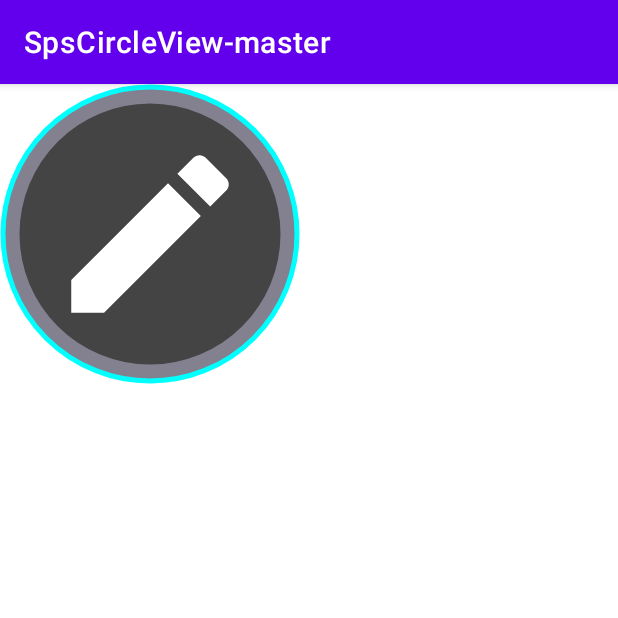
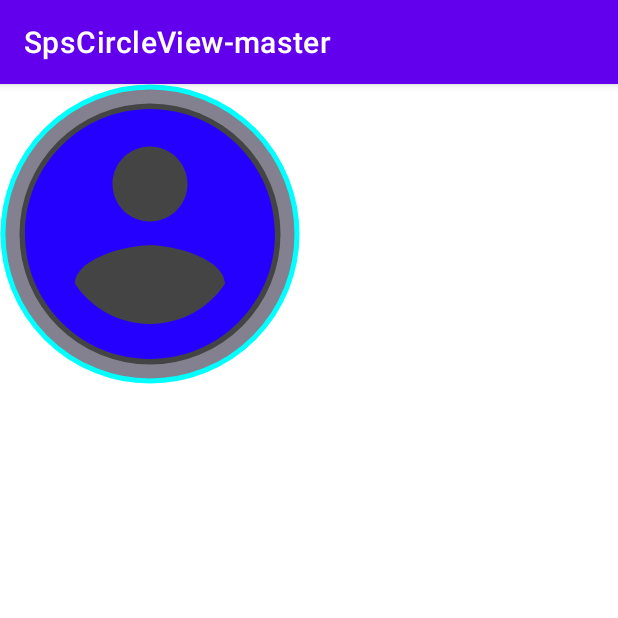
Before and after one commit to SPSpisoft/SpsCircleView-master, an Android app: the screen it shows after launch (MainActivity), on a phone screen of 412 x 824 dp, the top half of it. Run offline under Robolectric (Android 15) with nearby library versions, the phone set to English and light mode, and no system bars.

Commit message:
add icon debug

```diff
--- a/SpCircleView/src/main/java/com/spisoft/spcircleview/CircleView.java
+++ b/SpCircleView/src/main/java/com/spisoft/spcircleview/CircleView.java
@@ -481,4 +481,9 @@ public class CircleView extends View {
         this.mViewSize = viewSize;
         invalidateTextPaints();
     }
+
+    public void setIcon(Drawable icon){
+        this.mDrawable = icon;
+        invalidateTextPaints();
+    }
 }
--- a/app/src/main/java/com/spisoft/spscircleview_master/MainActivity.java
+++ b/app/src/main/java/com/spisoft/spscircleview_master/MainActivity.java
@@ -9,7 +9,7 @@ import com.spisoft.spcircleview.CircleView;
 
 public class MainActivity extends AppCompatActivity {
 
-    @SuppressLint("ResourceAsColor")
+    @SuppressLint({"ResourceAsColor", "UseCompatLoadingForDrawables"})
     @Override
     protected void onCreate(Bundle savedInstanceState) {
         super.onCreate(savedInstanceState);
@@ -18,6 +18,7 @@ public class MainActivity extends AppCompatActivity {
         CircleView CV = findViewById(R.id.cv);
         CV.setBackgroundColor(R.color.purple_500);
         CV.setViewSize(50);
+        CV.setIcon(getResources().getDrawable(R.drawable.ic_baseline_account_circle_24));
 //
     }
 }
--- a/app/src/main/res/layout/activity_main.xml
+++ b/app/src/main/res/layout/activity_main.xml
@@ -9,7 +9,7 @@
     <com.spisoft.spcircleview.CircleView
         android:id="@+id/cv"
         app:cv_icon="@drawable/ic_baseline_create_24"
-        app:cv_icon_margin="30dp"
+        app:cv_icon_margin="0dp"
         android:layout_width="200dp"
         android:layout_height="200dp">
     </com.spisoft.spcircleview.CircleView>
```
